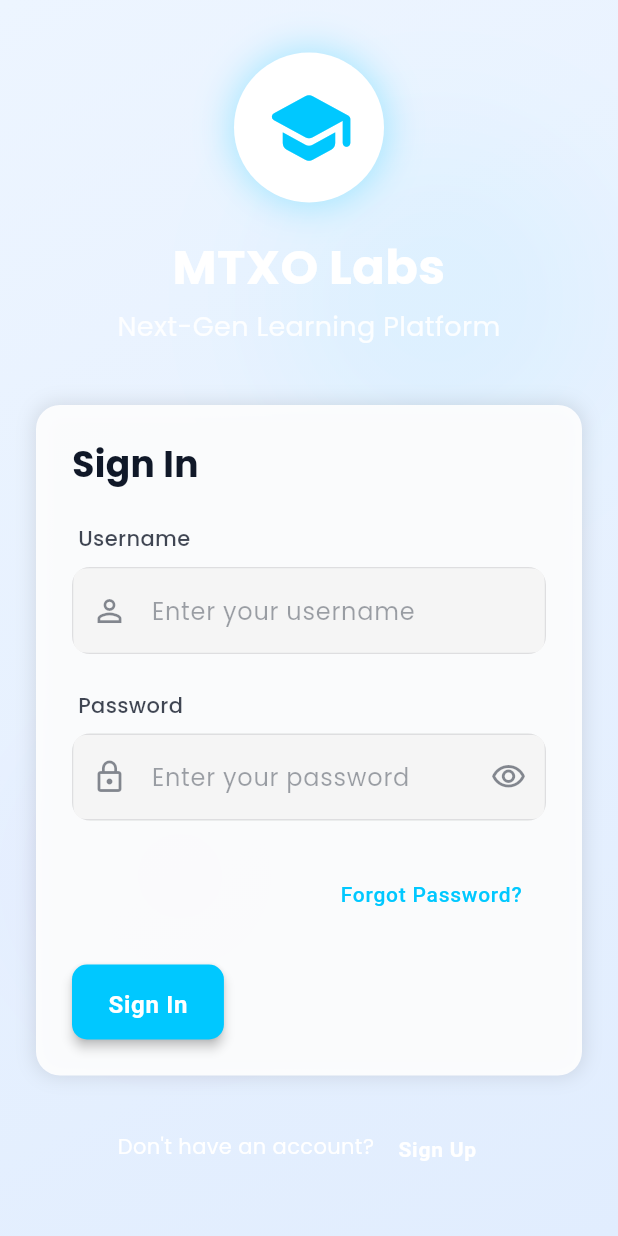
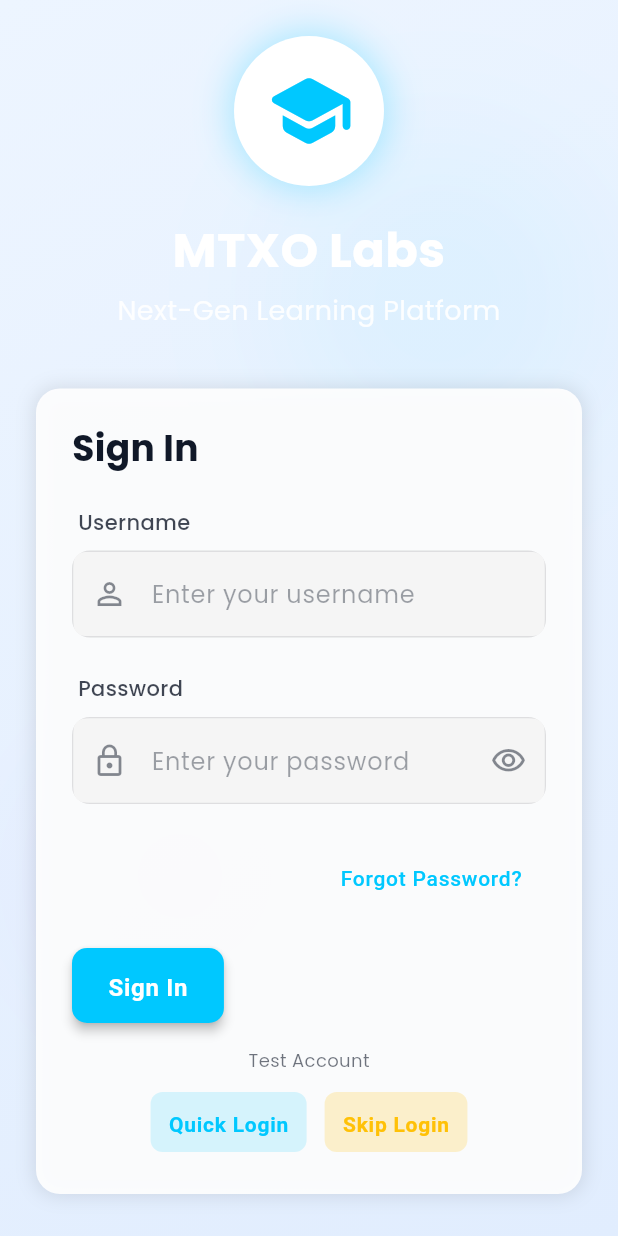
Before and after one commit to its-animay/alpha_flutter_mtxo, a Flutter app: the LoginScreen screen opened by its route, on a phone screen of 412 x 824 dp. Run offline on Flutter 3.47's test engine with Material 3 defaults, Android fonts, the phone set to English and light mode, and no system bars; our stand-ins replace cached_network_image, dio, flutter_markdown, flutter_secure_storage, go_router, google_fonts and 2 more; accounts and stored records are empty; network calls fail; project files that could hold a hidden picture were left out.

Commit message:
Improve app navigation and login flow for easier testing and accessibility
Temporarily disables authentication redirect and adds quick login/skip features for easier UI testing.

Replit-Commit-Author: Agent
Replit-Commit-Session-Id: 9b296ed1-993c-4d6f-82ec-2836c19786d3
Replit-Commit-Screenshot-Url: https://storage.googleapis.com/screenshot-production-us-central1/a11ac168-96b9-4d0d-9165-d36065472a36/d640d762-741e-44f1-9f94-389e29711759.jpg

```diff
--- a/flutter_app/lib/screens/auth/login_screen.dart
+++ b/flutter_app/lib/screens/auth/login_screen.dart
@@ -261,6 +261,8 @@ class _LoginScreenState extends State<LoginScreen> with SingleTickerProviderStat
                                   onPressed: authService.isLoading ? null : _handleLogin,
                                   style: ElevatedButton.styleFrom(
                                     elevation: 3,
+                                    backgroundColor: theme.colorScheme.primary,
+                                    foregroundColor: Colors.white,
                                     shape: RoundedRectangleBorder(
                                       borderRadius: BorderRadius.circular(10),
                                     ),
@@ -281,6 +283,65 @@ class _LoginScreenState extends State<LoginScreen> with SingleTickerProviderStat
                                             fontWeight: FontWeight.bold,
                                           ),
                                         ),
+                                ),
+                              ),
+
+                              // Quick Access for Testing
+                              const SizedBox(height: 16),
+                              Center(
+                                child: Column(
+                                  children: [
+                                    Text(
+                                      'Test Account',
+                                      style: TextStyle(
+                                        fontSize: 12,
+                                        color: theme.colorScheme.onSurface.withOpacity(0.6),
+                                      ),
+                                    ),
+                                    const SizedBox(height: 8),
+                                    Row(
+                                      mainAxisAlignment: MainAxisAlignment.center,
+                                      children: [
+                                        TextButton(
+                                          onPressed: () {
+                                            _usernameController.text = 'test';
+                                            _passwordController.text = 'test123';
+                                            _handleLogin();
+                                          },
+                                          style: TextButton.styleFrom(
+                                            padding: const EdgeInsets.symmetric(horizontal: 12, vertical: 8),
+                                            backgroundColor: theme.colorScheme.primaryContainer,
+                                          ),
+                                          child: Text(
+                                            'Quick Login',
+                                            style: TextStyle(
+                                              color: theme.colorScheme.primary,
+                                              fontWeight: FontWeight.bold,
+                                            ),
+                                          ),
+                                        ),
+                                        const SizedBox(width: 12),
+                                        TextButton(
+                                          onPressed: () {
+                                            // This bypasses all authentication and jumps straight to dashboard
+                                            // Used for quick testing of theme toggle and UI
+                                            context.go('/dashboard');
+                                          },
+                                          style: TextButton.styleFrom(
+                                            padding: const EdgeInsets.symmetric(horizontal: 12, vertical: 8),
+                                            backgroundColor: Colors.amber.withOpacity(0.2),
+                                          ),
+                                          child: const Text(
+                                            'Skip Login',
+                                            style: TextStyle(
+                                              color: Colors.amber,
+                                              fontWeight: FontWeight.bold,
+                                            ),
+                                          ),
+                                        ),
+                                      ],
+                                    ),
+                                  ],
                                 ),
                               ),
                             ],
```
Also changed, not shown: flutter_app/lib/routes.dart (+7 -1 lines).
